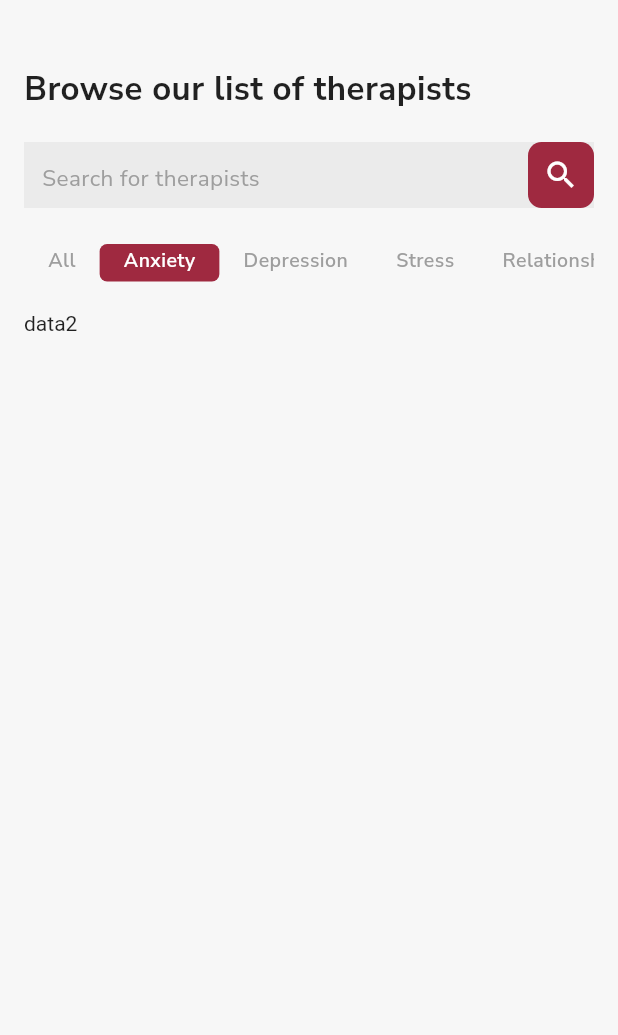
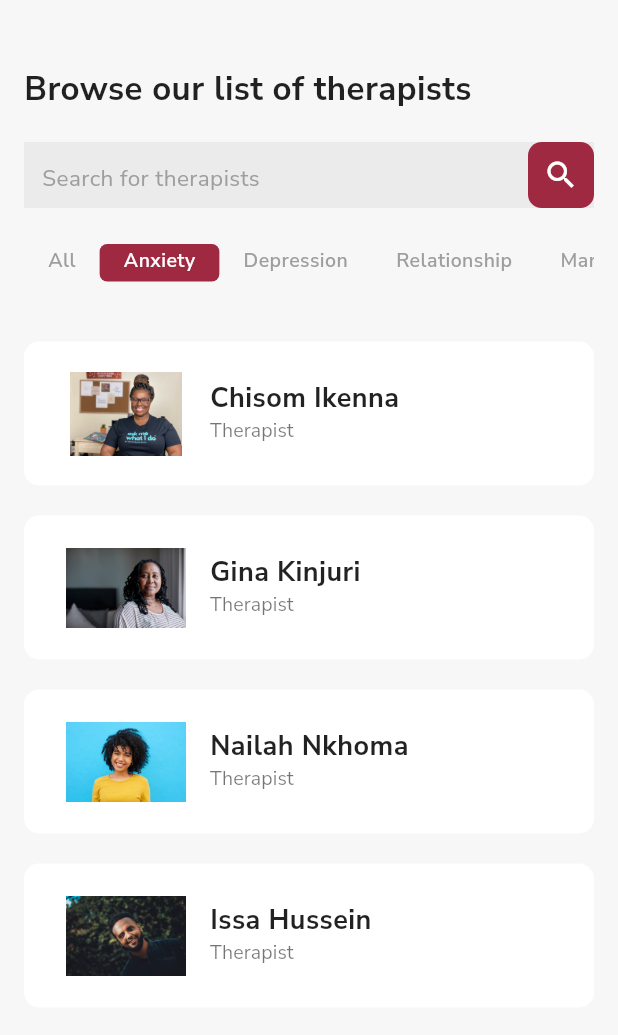
Before and after one commit to iwanjo/aura_flutter, a Flutter app: the TherapyHome screen opened directly with empty values, tab 2 chosen, on a phone screen of 412 x 824 dp, the part 62-1097 px from its top. Run offline on Flutter 3.47's test engine with Material 2 defaults, Android fonts, the phone set to English and light mode, and no system bars; our stand-ins replace firebase_auth, firebase_core, firebase_database, google_fonts, page_transition, salomon_bottom_bar and 2 more; accounts and stored records are empty.

Commit message:
Completed UI for therapists home and tabbar

```diff
--- a/lib/views/therapist_info.dart
+++ b/lib/views/therapist_info.dart
@@ -1,4 +1,5 @@
 import 'package:flutter/material.dart';
+import 'package:aura_flutter/views/therapy.dart';
 
 class TherapistInformation extends StatefulWidget {
   var therapistName;
@@ -14,6 +15,15 @@ class TherapistInformation extends StatefulWidget {
 class _TherapistInformationState extends State<TherapistInformation> {
   @override
   Widget build(BuildContext context) {
-    return Scaffold();
+    return Scaffold(
+      appBar: AppBar(
+        backgroundColor: const Color(0xfff7f7f7),
+        elevation: 0,
+        iconTheme: IconThemeData(color: Colors.black),
+        title: Image.asset("assets/aura.png",
+            fit: BoxFit.contain, height: 26.0, width: 26.0),
+        centerTitle: true,
+      ),
+    );
   }
 }
--- a/lib/views/therapy.dart
+++ b/lib/views/therapy.dart
@@ -22,7 +22,7 @@ class _TherapyHomeState extends State<TherapyHome>
     with TickerProviderStateMixin {
   @override
   Widget build(BuildContext context) {
-    TabController _tabBarController = TabController(length: 6, vsync: this);
+    TabController _tabBarController = TabController(length: 5, vsync: this);
     final box = Container(
       height: 44,
       width: 44,
@@ -122,24 +122,22 @@ class _TherapyHomeState extends State<TherapyHome>
                     Tab(text: "All"),
                     Tab(text: "Anxiety"),
                     Tab(text: "Depression"),
-                    Tab(text: "Stress"),
                     Tab(text: "Relationship"),
                     Tab(text: "Marital"),
                   ],
                 ),
               ),
               Container(
-                height: 500,
+                height: 1300,
                 padding: EdgeInsets.symmetric(horizontal: 0, vertical: 20),
                 child: TabBarView(
                   controller: _tabBarController,
                   children: [
                     allTherapistListView(),
-                    Text("data2"),
-                    Text("data3"),
-                    Text("data4"),
-                    Text("data5"),
-                    Text("data6"),
+                    anxietyTherapistView(),
+                    depressionTherapistView(),
+                    relationshipTherapistView(),
+                    maritalTherapistView(),
                   ],
                 ),
               ),
@@ -264,7 +262,7 @@ class _TherapyHomeState extends State<TherapyHome>
         children: <Widget>[
           TherapistView(
             therapistName: 'Chisom Ikenna',
-            role: 'Clinical Therapist',
+            role: 'Therapist',
             image: 'assets/therapist1.jpg',
           ),
           SizedBox(
@@ -273,7 +271,7 @@ class _TherapyHomeState extends State<TherapyHome>
           TherapistView(
             therapistName: 'Nana Njiru',
             role: 'General Counsellor',
-            image: 'assets/therapist5.jpg',
+            image: 'assets/therapist4.jpg',
           ),
           SizedBox(
             height: 20,
@@ -283,6 +281,189 @@ class _TherapyHomeState extends State<TherapyHome>
             role: 'Psychiatrist',
             image: 'assets/therapist3.jpg',
           ),
+          SizedBox(
+            height: 20,
+          ),
+          TherapistView(
+            therapistName: 'Jennie Carter',
+            role: 'Marital Counsellor',
+            image: 'assets/therapist6.jpg',
+          ),
+          SizedBox(
+            height: 20,
+          ),
+          TherapistView(
+            therapistName: 'Ikenna Moyo',
+            role: 'Relationship Counsellor',
+            image: 'assets/therapist7.jpg',
+          ),
+          SizedBox(
+            height: 20,
+          ),
+          TherapistView(
+            therapistName: 'Chebet Linda',
+            role: 'Psychiatrist',
+            image: 'assets/therapist8.jpg',
+          ),
+          SizedBox(
+            height: 20,
+          ),
+          TherapistView(
+            therapistName: 'Gina Kinjuri',
+            role: 'Therapist',
+            image: 'assets/therapist9.jpg',
+          ),
+          SizedBox(
+            height: 20,
+          ),
+          TherapistView(
+            therapistName: 'Stephen Njuho',
+            role: 'Marital Counsellor',
+            image: 'assets/therapist12.jpg',
+          ),
+          SizedBox(
+            height: 20,
+          ),
+          TherapistView(
+            therapistName: 'Nailah Nkhoma',
+            role: 'Therapist',
+            image: 'assets/therapist10.jpg',
+          ),
+          SizedBox(
+            height: 20,
+          ),
+          TherapistView(
+            therapistName: 'Issa Hussein',
+            role: 'Therapist',
+            image: 'assets/therapist14.jpg',
+          ),
+        ],
+      ),
+    );
+  }
+
+  anxietyTherapistView() {
+    return Padding(
+      padding: EdgeInsets.symmetric(horizontal: 0, vertical: 20),
+      child: Column(
+        children: <Widget>[
+          TherapistView(
+            therapistName: 'Chisom Ikenna',
+            role: 'Therapist',
+            image: 'assets/therapist1.jpg',
+          ),
+          SizedBox(
+            height: 20,
+          ),
+          TherapistView(
+            therapistName: 'Gina Kinjuri',
+            role: 'Therapist',
+            image: 'assets/therapist9.jpg',
+          ),
+          SizedBox(
+            height: 20,
+          ),
+          TherapistView(
+            therapistName: 'Nailah Nkhoma',
+            role: 'Therapist',
+            image: 'assets/therapist10.jpg',
+          ),
+          SizedBox(
+            height: 20,
+          ),
+          TherapistView(
+            therapistName: 'Issa Hussein',
+            role: 'Therapist',
+            image: 'assets/therapist14.jpg',
+          ),
+        ],
+      ),
+    );
+  }
+
+  depressionTherapistView() {
+    return Padding(
+      padding: EdgeInsets.symmetric(horizontal: 0, vertical: 20),
+      child: Column(
+        children: <Widget>[
+          TherapistView(
+            therapistName: 'Chebet Linda',
+            role: 'Psychiatrist',
+            image: 'assets/therapist8.jpg',
+          ),
+          SizedBox(
+            height: 20,
+          ),
+          TherapistView(
+            therapistName: 'Nana Njiru',
+            role: 'General Counsellor',
+            image: 'assets/therapist4.jpg',
+          ),
+          SizedBox(
+            height: 20,
+          ),
+          TherapistView(
+            therapistName: 'Gina Kinjuri',
+            role: 'Therapist',
+            image: 'assets/therapist9.jpg',
+          ),
+          SizedBox(
+            height: 20,
+          ),
+          TherapistView(
+            therapistName: 'Nailah Nkhoma',
+            role: 'Therapist',
+            image: 'assets/therapist10.jpg',
+          ),
+          SizedBox(
+            height: 20,
+          ),
+        ],
+      ),
+    );
+  }
+
+  relationshipTherapistView() {
+    return Padding(
+      padding: EdgeInsets.symmetric(horizontal: 0, vertical: 20),
+      child: Column(
+        children: <Widget>[
+          TherapistView(
+            therapistName: 'Ikenna Moyo',
+            role: 'Relationship Counsellor',
+            image: 'assets/therapist7.jpg',
+          ),
+          SizedBox(
+            height: 20,
+          ),
+          TherapistView(
+            therapistName: 'Gina Kinjuri',
+            role: 'Therapist',
+            image: 'assets/therapist9.jpg',
+          ),
+        ],
+      ),
+    );
+  }
+
+  maritalTherapistView() {
+    return Padding(
+      padding: EdgeInsets.symmetric(horizontal: 0, vertical: 20),
+      child: Column(
+        children: <Widget>[
+          TherapistView(
+            therapistName: 'Jennie Carter',
+            role: 'Marital Counsellor',
+            image: 'assets/therapist6.jpg',
+          ),
+          SizedBox(
+            height: 20,
+          ),
+          TherapistView(
+            therapistName: 'Stephen Njuho',
+            role: 'Marital Counsellor',
+            image: 'assets/therapist12.jpg',
+          ),
         ],
       ),
     );
```
Also changed, not shown: pubspec.yaml (+7 -1 lines), assets/therapist10.jpg (added), assets/therapist11.jpg (added), assets/therapist12.jpg (added), assets/therapist13.jpg (added), assets/therapist14.jpg (added), assets/therapist15.jpg (added), assets/therapist5.jpg (deleted), assets/therapist7.jpg (added), assets/therapist8.jpg (added), assets/therapist9.jpg (added), pubspec.lock, 1 other file.
